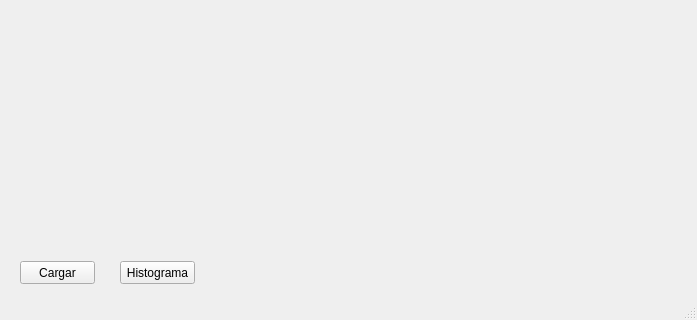
Old version of the form histogramas/mainwindow.ui in the repository diegomarcov/pdiProjects; both pictures show x 0 to 697 and y 359 to 679 of the 697 by 679 pixel window.
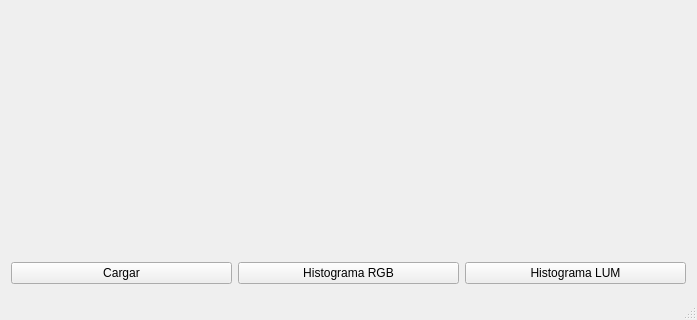
New version of the form.

Commit message: Histograma RGB terminado.

Patch:
```diff
--- a/histogramas/mainwindow.ui
+++ b/histogramas/mainwindow.ui
@@ -14,28 +14,9 @@
    <string>MainWindow</string>
   </property>
   <widget class="QWidget" name="centralWidget">
-   <widget class="QPushButton" name="loadButton">
-    <property name="geometry">
-     <rect>
-      <x>20</x>
-      <y>620</y>
-      <width>75</width>
-      <height>23</height>
-     </rect>
-    </property>
-    <property name="text">
-     <string>Cargar</string>
-    </property>
-   </widget>
+   <layout class="QGridLayout" name="gridLayout">
+    <item row="0" column="0" colspan="3">
    <widget class="QLabel" name="imageLabel">
-    <property name="geometry">
-     <rect>
-      <x>10</x>
-      <y>10</y>
-      <width>400</width>
-      <height>600</height>
-     </rect>
-    </property>
     <property name="minimumSize">
      <size>
       <width>0</width>
@@ -44,7 +25,7 @@
     </property>
     <property name="maximumSize">
      <size>
-      <width>400</width>
+        <width>800</width>
       <height>600</height>
      </size>
     </property>
@@ -52,19 +33,29 @@
      <string/>
     </property>
    </widget>
+    </item>
+    <item row="1" column="0">
+     <widget class="QPushButton" name="loadButton">
+      <property name="text">
+       <string>Cargar</string>
+      </property>
+     </widget>
+    </item>
+    <item row="1" column="1">
    <widget class="QPushButton" name="histButton">
-    <property name="geometry">
-     <rect>
-      <x>120</x>
-      <y>620</y>
-      <width>75</width>
-      <height>23</height>
-     </rect>
-    </property>
+      <property name="text">
+       <string>Histograma RGB</string>
+      </property>
+     </widget>
+    </item>
+    <item row="1" column="2">
+     <widget class="QPushButton" name="loadButton_2">
     <property name="text">
-     <string>Histograma</string>
-    </property>
-   </widget>
+       <string>Histograma LUM</string>
+      </property>
+     </widget>
+    </item>
+   </layout>
    <zorder>imageLabel</zorder>
    <zorder>loadButton</zorder>
    <zorder>histButton</zorder>
```
Left out of the diff: 1 changed line with no effect on the pictures. Lines whose indentation alone changed are shown as unchanged. The commit also changes 1 other file.
